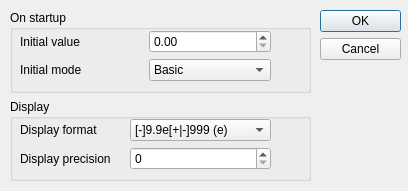
Before: the Qt Designer form src/Settings.ui in kszapsza/QtCalculator, drawn with Qt 5.
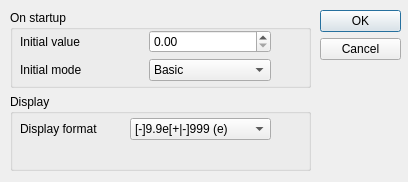
After: the same form once the commit is applied.

Commit message: tan & cot checking if input is in domain, rounding to 0, disp concaten. corr

```diff
--- a/src/Settings.ui
+++ b/src/Settings.ui
@@ -7,7 +7,7 @@
     <x>0</x>
     <y>0</y>
     <width>408</width>
-    <height>191</height>
+    <height>182</height>
    </rect>
   </property>
   <property name="windowTitle">
@@ -35,7 +35,7 @@
      <x>10</x>
      <y>10</y>
      <width>301</width>
-     <height>171</height>
+     <height>161</height>
     </rect>
    </property>
    <layout class="QVBoxLayout" name="settingsVerticalLayout">
@@ -100,24 +100,10 @@
          <x>10</x>
          <y>20</y>
          <width>251</width>
-         <height>51</height>
+         <height>31</height>
         </rect>
        </property>
        <layout class="QGridLayout" name="settingsOnStartupGrid">
-        <item row="1" column="0">
-         <widget class="QLabel" name="settingsDispPrecisionLabel">
-          <property name="text">
-           <string>Display precision</string>
-          </property>
-         </widget>
-        </item>
-        <item row="0" column="0">
-         <widget class="QLabel" name="settingsDispFormatLabel">
-          <property name="text">
-           <string>Display format</string>
-          </property>
-         </widget>
-        </item>
         <item row="0" column="1">
          <widget class="QComboBox" name="settingsDispFormat">
           <item>
@@ -147,8 +133,12 @@
           </item>
          </widget>
         </item>
-        <item row="1" column="1">
-         <widget class="QSpinBox" name="settingsDispPrecision"/>
+        <item row="0" column="0">
+         <widget class="QLabel" name="settingsDispFormatLabel">
+          <property name="text">
+           <string>Display format</string>
+          </property>
+         </widget>
         </item>
        </layout>
       </widget>
```
The commit also changes 5 other files.
